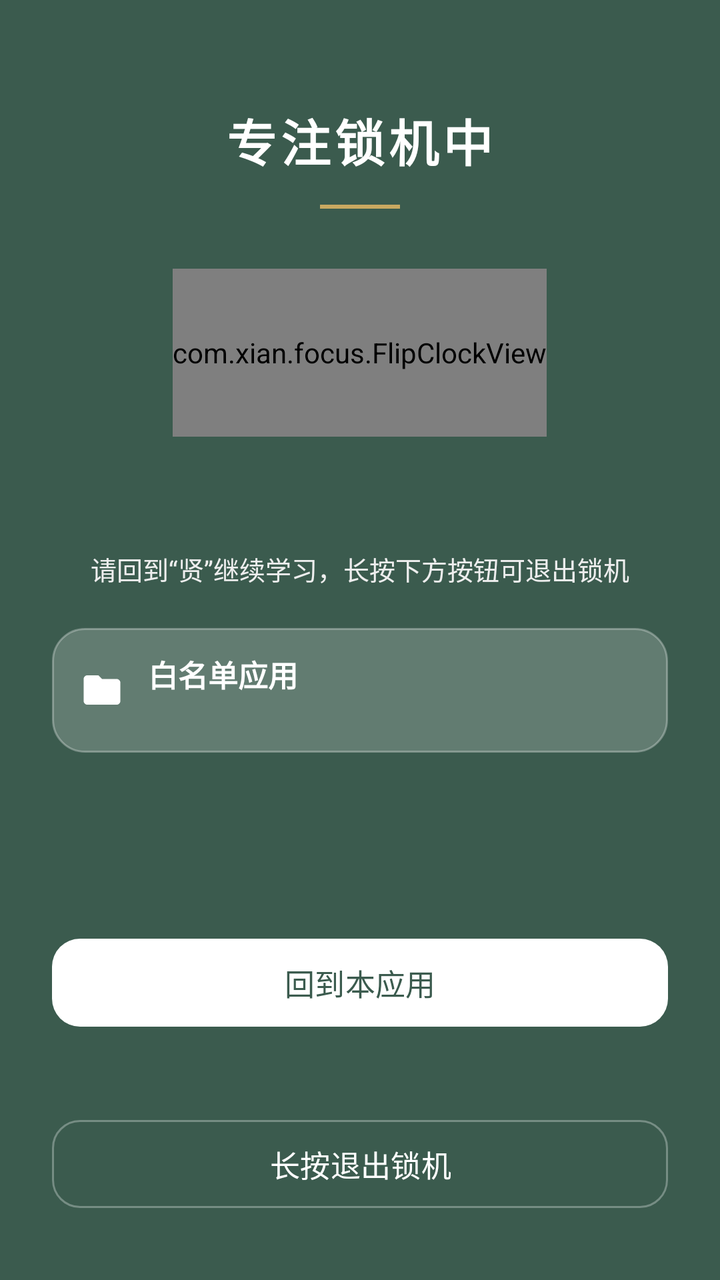
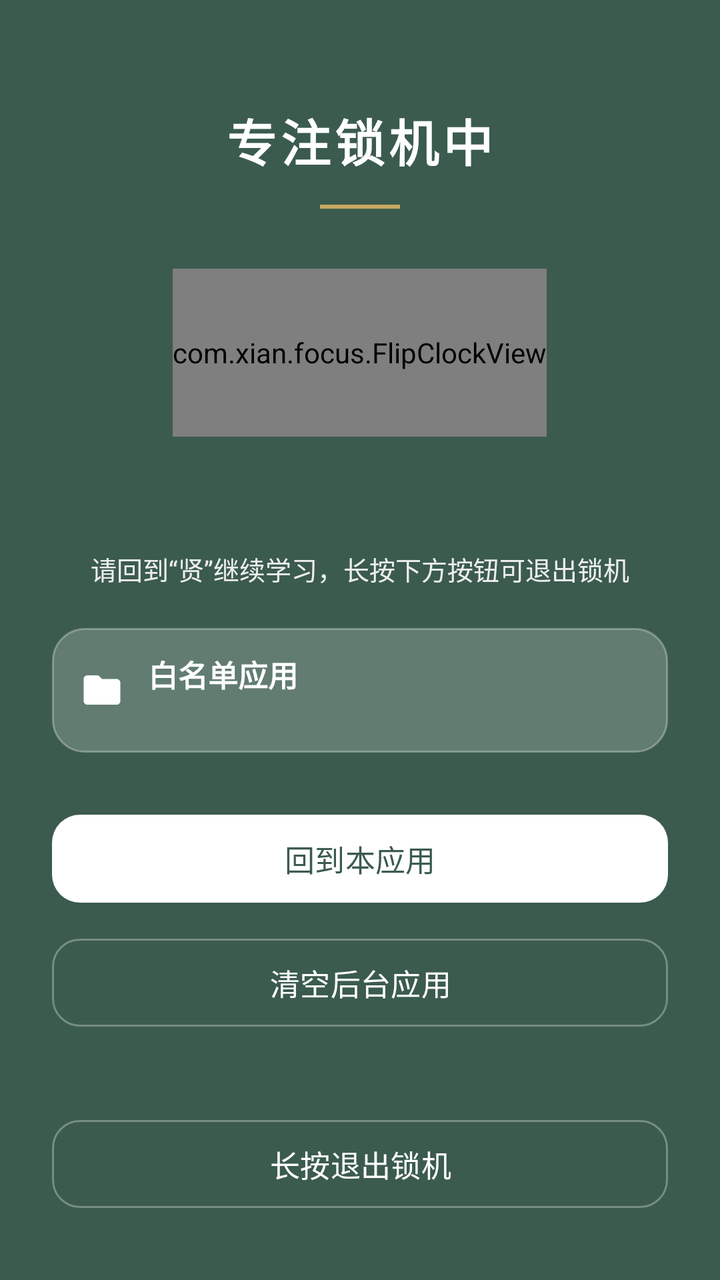

An Android layout rendered at two revisions. The XML below is the earlier revision; the diff shows what the commit changed to produce the second picture.
<!-- AndroidManifest.xml: application theme Theme.PomodoroFocus -->
<!-- res/layout/overlay_lock_machine.xml -->
<?xml version="1.0" encoding="utf-8"?>
<FrameLayout xmlns:android="http://schemas.android.com/apk/res/android"
    xmlns:app="http://schemas.android.com/apk/res-auto"
    android:layout_width="match_parent"
    android:layout_height="match_parent">

    <LinearLayout
        android:layout_width="match_parent"
        android:layout_height="match_parent"
        android:background="?attr/colorBrandSurface"
        android:gravity="center_horizontal"
        android:orientation="vertical"
        android:paddingHorizontal="26dp"
        android:paddingTop="52dp"
        android:paddingBottom="32dp">

        <TextView
            android:layout_width="wrap_content"
            android:layout_height="wrap_content"
            android:letterSpacing="0.08"
            android:text="@string/lock_overlay_title"
            android:textColor="@color/on_primary"
            android:textSize="25sp"
            android:textStyle="bold" />

        <View
            android:layout_width="40dp"
            android:layout_height="2dp"
            android:layout_marginTop="14dp"
            android:background="?attr/colorBrandAccent" />

        <com.xian.focus.FlipClockView
            android:id="@+id/remainingText"
            android:layout_width="wrap_content"
            android:layout_height="84dp"
            android:layout_marginTop="30dp" />

        <TextView
            android:id="@+id/currentTimeText"
            android:layout_width="wrap_content"
            android:layout_height="wrap_content"
            android:layout_marginTop="14dp"
            android:letterSpacing="0.06"
            android:textColor="@color/on_primary_dim"
            android:textSize="15sp" />

        
        <TextView
            android:id="@+id/lockQuoteText"
            android:layout_width="match_parent"
            android:layout_height="wrap_content"
            android:layout_marginTop="18dp"
            android:gravity="center"
            android:lineSpacingExtra="5dp"
            android:paddingHorizontal="8dp"
            android:textColor="@color/on_primary"
            android:textSize="15sp"
            android:visibility="gone" />

        <TextView
            android:layout_width="match_parent"
            android:layout_height="wrap_content"
            android:layout_marginTop="22dp"
            android:gravity="center"
            android:lineSpacingExtra="4dp"
            android:text="@string/lock_overlay_subtitle"
            android:textColor="@color/on_primary_dim"
            android:textSize="13sp" />

        
        <LinearLayout
            android:layout_width="match_parent"
            android:layout_height="0dp"
            android:layout_marginTop="20dp"
            android:layout_weight="1"
            android:orientation="vertical">

            <LinearLayout
                android:id="@+id/whitelistFolderRow"
                android:layout_width="match_parent"
                android:layout_height="wrap_content"
                android:background="@drawable/bg_overlay_card"
                android:clickable="true"
                android:focusable="true"
                android:foreground="?attr/selectableItemBackground"
                android:gravity="center_vertical"
                android:orientation="horizontal"
                android:paddingHorizontal="14dp"
                android:paddingVertical="12dp">

                <ImageView
                    android:layout_width="22dp"
                    android:layout_height="22dp"
                    android:contentDescription="@null"
                    android:src="@drawable/ic_folder" />

                <LinearLayout
                    android:layout_width="0dp"
                    android:layout_height="wrap_content"
                    android:layout_marginStart="12dp"
                    android:layout_weight="1"
                    android:orientation="vertical">

                    <TextView
                        android:layout_width="wrap_content"
                        android:layout_height="wrap_content"
                        android:text="@string/whitelist_folder_title"
                        android:textColor="@color/on_primary"
                        android:textSize="15sp"
                        android:textStyle="bold" />

                    <TextView
                        android:id="@+id/whitelistFolderCount"
                        android:layout_width="wrap_content"
                        android:layout_height="wrap_content"
                        android:textColor="@color/on_primary_dim"
                        android:textSize="12sp" />
                </LinearLayout>

                <TextView
                    android:id="@+id/whitelistFolderArrow"
                    android:layout_width="wrap_content"
                    android:layout_height="wrap_content"
                    android:textColor="@color/on_primary_dim"
                    android:textSize="14sp" />
            </LinearLayout>

            
            <androidx.recyclerview.widget.RecyclerView
                android:id="@+id/whitelistGrid"
                android:layout_width="match_parent"
                android:layout_height="0dp"
                android:layout_marginTop="6dp"
                android:layout_weight="1"
                android:clipToPadding="false"
                android:scrollbars="none"
                android:visibility="gone" />

            <TextView
                android:id="@+id/emptyWhitelistText"
                android:layout_width="match_parent"
                android:layout_height="0dp"
                android:layout_weight="1"
                android:gravity="center"
                android:text="@string/no_whitelist_apps"
                android:textColor="@color/on_primary_dim"
                android:textSize="13sp"
                android:visibility="gone" />
        </LinearLayout>

        
        <com.google.android.material.button.MaterialButton
            android:id="@+id/backToAppButton"
            android:layout_width="match_parent"
            android:layout_height="wrap_content"
            android:layout_marginTop="18dp"
            android:text="@string/back_to_app"
            android:textColor="?attr/colorBrandSurface"
            app:backgroundTint="@color/on_primary" />

        <TextView
            android:id="@+id/exitQuotaText"
            android:layout_width="match_parent"
            android:layout_height="wrap_content"
            android:layout_marginTop="14dp"
            android:gravity="center"
            android:textColor="@color/on_primary_dim"
            android:textSize="11sp" />

        <com.google.android.material.button.MaterialButton
            android:id="@+id/exitLockButton"
            style="@style/Widget.Material3.Button.OutlinedButton"
            android:layout_width="match_parent"
            android:layout_height="wrap_content"
            android:layout_marginTop="10dp"
            android:text="@string/long_press_exit"
            android:textColor="@color/on_primary"
            app:backgroundTint="@android:color/transparent"
            app:cornerRadius="14dp"
            app:strokeColor="@color/overlay_outline"
            app:strokeWidth="1dp" />
    </LinearLayout>

    
    <FrameLayout
        android:id="@+id/exitConfirmOverlay"
        android:layout_width="match_parent"
        android:layout_height="match_parent"
        android:background="@color/overlay_scrim"
        android:clickable="true"
        android:focusable="true"
        android:visibility="gone">

        <LinearLayout
            android:layout_width="match_parent"
            android:layout_height="wrap_content"
            android:layout_gravity="center"
            android:layout_marginHorizontal="30dp"
            android:background="@drawable/bg_overlay_card"
            android:gravity="center_horizontal"
            android:orientation="vertical"
            android:paddingHorizontal="22dp"
            android:paddingTop="24dp"
            android:paddingBottom="20dp">

            <TextView
                android:layout_width="wrap_content"
                android:layout_height="wrap_content"
                android:text="@string/exit_confirm_title"
                android:textColor="@color/on_primary"
                android:textSize="18sp"
                android:textStyle="bold" />

            <TextView
                android:layout_width="match_parent"
                android:layout_height="wrap_content"
                android:layout_marginTop="10dp"
                android:gravity="center"
                android:lineSpacingExtra="3dp"
                android:text="@string/exit_confirm_body"
                android:textColor="@color/on_primary_dim"
                android:textSize="13sp" />

            <TextView
                android:id="@+id/cooldownText"
                android:layout_width="wrap_content"
                android:layout_height="wrap_content"
                android:layout_marginTop="14dp"
                android:textColor="@color/on_primary"
                android:textSize="14sp"
                android:textStyle="bold" />

            <com.google.android.material.button.MaterialButton
                android:id="@+id/cancelExitButton"
                android:layout_width="match_parent"
                android:layout_height="wrap_content"
                android:layout_marginTop="18dp"
                android:text="@string/exit_confirm_cancel"
                android:textColor="?attr/colorBrandSurface"
                app:backgroundTint="@color/on_primary"
                app:cornerRadius="14dp" />

            <com.google.android.material.button.MaterialButton
                android:id="@+id/confirmExitButton"
                style="@style/Widget.Material3.Button.OutlinedButton"
                android:layout_width="match_parent"
                android:layout_height="wrap_content"
                android:layout_marginTop="10dp"
                android:enabled="false"
                android:text="@string/exit_confirm_exit"
                android:textColor="@color/on_primary"
                app:backgroundTint="@android:color/transparent"
                app:cornerRadius="14dp"
                app:strokeColor="@color/overlay_outline"
                app:strokeWidth="1dp" />
        </LinearLayout>
    </FrameLayout>

    
    <include
        android:id="@+id/exitPinOverlay"
        layout="@layout/view_exit_pin_panel"
        android:layout_width="match_parent"
        android:layout_height="match_parent" />
</FrameLayout>
<!-- res/layout/view_exit_pin_panel.xml (included above) -->
<?xml version="1.0" encoding="utf-8"?>
<FrameLayout xmlns:android="http://schemas.android.com/apk/res/android"
    xmlns:app="http://schemas.android.com/apk/res-auto"
    android:id="@+id/exitPinOverlay"
    android:layout_width="match_parent"
    android:layout_height="match_parent"
    android:background="@color/overlay_scrim"
    android:clickable="true"
    android:focusable="true"
    android:visibility="gone">

    <LinearLayout
        android:layout_width="match_parent"
        android:layout_height="wrap_content"
        android:layout_gravity="center"
        android:layout_marginHorizontal="34dp"
        android:background="@drawable/bg_overlay_card"
        android:gravity="center_horizontal"
        android:orientation="vertical"
        android:paddingHorizontal="22dp"
        android:paddingTop="24dp"
        android:paddingBottom="20dp">

        <TextView
            android:id="@+id/pinPanelTitle"
            android:layout_width="wrap_content"
            android:layout_height="wrap_content"
            android:text="@string/exit_pin_title"
            android:textColor="@color/on_primary"
            android:textSize="18sp"
            android:textStyle="bold" />

        <TextView
            android:id="@+id/pinPanelBody"
            android:layout_width="match_parent"
            android:layout_height="wrap_content"
            android:layout_marginTop="8dp"
            android:gravity="center"
            android:lineSpacingExtra="3dp"
            android:text="@string/exit_pin_body"
            android:textColor="@color/on_primary_dim"
            android:textSize="13sp" />

        <EditText
            android:id="@+id/exitPinInput"
            android:layout_width="150dp"
            android:layout_height="wrap_content"
            android:layout_marginTop="18dp"
            android:background="@drawable/bg_overlay_input"
            android:gravity="center"
            android:hint="@string/exit_pin_hint"
            android:importantForAutofill="no"
            android:inputType="numberPassword"
            android:letterSpacing="0.4"
            android:paddingVertical="12dp"
            android:textColor="@color/on_primary"
            android:textColorHint="@color/on_primary_dim"
            android:textSize="20sp" />

        <TextView
            android:id="@+id/exitPinError"
            android:layout_width="wrap_content"
            android:layout_height="wrap_content"
            android:layout_marginTop="8dp"
            android:text="@string/exit_pin_wrong"
            android:textColor="@color/danger_alt"
            android:textSize="12sp"
            android:visibility="gone" />

        
        <com.google.android.material.button.MaterialButton
            android:id="@+id/exitPinConfirm"
            android:layout_width="match_parent"
            android:layout_height="wrap_content"
            android:layout_marginTop="16dp"
            android:text="@string/exit_pin_confirm"
            android:textColor="?attr/colorBrandSurface"
            app:backgroundTint="@color/on_primary"
            app:cornerRadius="14dp" />

        <com.google.android.material.button.MaterialButton
            android:id="@+id/exitPinCancel"
            style="@style/Widget.Material3.Button.OutlinedButton"
            android:layout_width="match_parent"
            android:layout_height="wrap_content"
            android:layout_marginTop="10dp"
            android:text="@string/exit_confirm_cancel"
            android:textColor="@color/on_primary"
            app:backgroundTint="@android:color/transparent"
            app:cornerRadius="14dp"
            app:strokeColor="@color/overlay_outline"
            app:strokeWidth="1dp" />
    </LinearLayout>
</FrameLayout>
<!-- resources referenced by this layout -->
<resources>
  <color name="danger_alt">#CC3333</color>
  <color name="on_primary">#FFFFFF</color>
  <color name="on_primary_dim">#EEEEEE</color>
  <color name="overlay_outline">#4DFFFFFF</color>
  <color name="overlay_scrim">#99000000</color>
  <!-- drawable bg_overlay_card (drawable) -->
  <?xml version="1.0" encoding="utf-8"?>
  <shape xmlns:android="http://schemas.android.com/apk/res/android"
      android:shape="rectangle">
      <solid android:color="@color/overlay_confirm_card" />
      <corners android:radius="16dp" />
      <stroke
          android:width="1dp"
          android:color="@color/overlay_outline" />
  </shape>
  <!-- drawable bg_overlay_input (drawable) -->
  <?xml version="1.0" encoding="utf-8"?>
  <shape xmlns:android="http://schemas.android.com/apk/res/android"
      android:shape="rectangle">
      <solid android:color="@android:color/transparent" />
      <corners android:radius="12dp" />
      <stroke
          android:width="1dp"
          android:color="@color/overlay_outline" />
  </shape>
  <!-- drawable ic_folder (drawable) -->
  <?xml version="1.0" encoding="utf-8"?>
  <vector xmlns:android="http://schemas.android.com/apk/res/android"
      android:width="24dp"
      android:height="24dp"
      android:viewportWidth="24"
      android:viewportHeight="24">
      <path
          android:fillColor="#FFFFFF"
          android:pathData="M10,4H4C2.9,4 2,4.9 2,6v12c0,1.1 0.9,2 2,2h16c1.1,0 2,-0.9 2,-2V8c0,-1.1 -0.9,-2 -2,-2h-8L10,4z" />
  </vector>
  <string name="back_to_app">回到本应用</string>
  <string name="exit_confirm_body">退出后将立刻恢复所有应用的使用。先冷静一下，30 秒后才能确认退出。</string>
  <string name="exit_confirm_cancel">继续锁机</string>
  <string name="exit_confirm_exit">确认退出</string>
  <string name="exit_confirm_title">确定要退出锁机吗？</string>
  <string name="exit_pin_body">输入 4 位数字密码才能退出锁机</string>
  <string name="exit_pin_confirm">确认退出</string>
  <string name="exit_pin_hint">4 位数字</string>
  <string name="exit_pin_title">输入退出密码</string>
  <string name="exit_pin_wrong">密码不对，再试一次</string>
  <string name="lock_overlay_subtitle">请回到“贤”继续学习，长按下方按钮可退出锁机</string>
  <string name="lock_overlay_title">专注锁机中</string>
  <string name="long_press_exit">长按退出锁机</string>
  <string name="no_whitelist_apps">暂无白名单应用</string>
  <string name="whitelist_folder_title">白名单应用</string>
  <style name="Theme.PomodoroFocus" parent="Theme.Xian.Qinglv" />
  <color name="overlay_confirm_card">#33FFFFFF</color>
  <color name="theme_qinglv_primary">#3B5B4E</color>
  <color name="theme_qinglv_primary_variant">#2A4238</color>
  <color name="theme_qinglv_primary_content">#3B5B4E</color>
  <color name="theme_qinglv_accent">#C9A961</color>
  <color name="theme_qinglv_surface">#F5EFE0</color>
  <style name="Widget.Xian.EditText" parent="Widget.AppCompat.EditText">
          <item name="android:background">@drawable/bg_edittext</item>
          <item name="android:padding">12dp</item>
          <item name="android:textColor">@color/ink_text</item>
          <item name="android:textSize">15sp</item>
      </style>
  <color name="divider">#E0D6C2</color>
  <color name="ink_text">#2B2B2B</color>
  <style name="ShapeAppearance.Xian.Medium" parent="ShapeAppearance.Material3.Corner.ExtraLarge">
          <item name="cornerSize">18dp</item>
      </style>
  <style name="Animation.Xian.Dialog" parent="@android:style/Animation.Dialog">
          <item name="android:windowEnterAnimation">@anim/dialog_enter</item>
          <item name="android:windowExitAnimation">@anim/dialog_exit</item>
      </style>
  <style name="Widget.Xian.Button.Text" parent="Widget.Material3.Button.TextButton">
          <item name="cornerRadius">14dp</item>
          <item name="android:textColor">?attr/colorBrandContent</item>
          <item name="android:textSize">15sp</item>
      </style>
  <color name="card_background">#FFFFFF</color>
  <color name="nav_divider">#D8CDB8</color>
</resources>

<!-- the commit's change to res/layout/overlay_lock_machine.xml (unified diff, before → after) -->
@@ -157,6 +157,20 @@
             android:text="@string/back_to_app"
             android:textColor="?attr/colorBrandSurface"
             app:backgroundTint="@color/on_primary" />
+
+        
+        <com.google.android.material.button.MaterialButton
+            android:id="@+id/clearBackgroundButton"
+            style="@style/Widget.Material3.Button.OutlinedButton"
+            android:layout_width="match_parent"
+            android:layout_height="wrap_content"
+            android:layout_marginTop="10dp"
+            android:text="@string/clear_background_apps"
+            android:textColor="@color/on_primary"
+            app:backgroundTint="@android:color/transparent"
+            app:cornerRadius="14dp"
+            app:strokeColor="@color/overlay_outline"
+            app:strokeWidth="1dp" />
 
         <TextView
             android:id="@+id/exitQuotaText"
<!-- resource entries referenced after the edit -->
@@ -37,6 +37,7 @@
           android:pathData="M10,4H4C2.9,4 2,4.9 2,6v12c0,1.1 0.9,2 2,2h16c1.1,0 2,-0.9 2,-2V8c0,-1.1 -0.9,-2 -2,-2h-8L10,4z" />
   </vector>
   <string name="back_to_app">回到本应用</string>
+  <string name="clear_background_apps">清空后台应用</string>
   <string name="exit_confirm_body">退出后将立刻恢复所有应用的使用。先冷静一下，30 秒后才能确认退出。</string>
   <string name="exit_confirm_cancel">继续锁机</string>
   <string name="exit_confirm_exit">确认退出</string>
